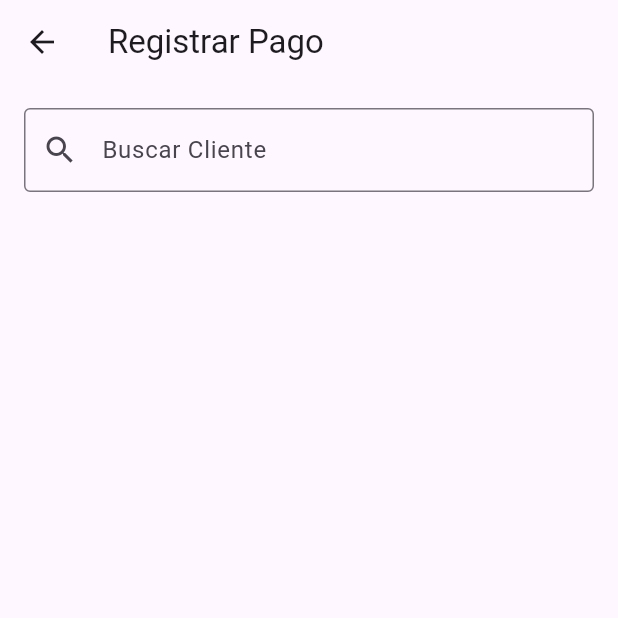
After one commit to josesiyo-robbio/magicStore, a Flutter app: the screen it shows after launch, after a tap on "Registrar Pago", on a phone screen of 412 x 824 dp, the top half of it. The commit adds this screen. Run offline on Flutter 3.47's test engine with Material 3 defaults, Android fonts, the phone set to English and light mode, and no system bars; our stand-ins replace sqflite; accounts and stored records are empty.

Commit message:
agregado pantalla para pagar deusdas

```diff
--- a/lib/screens/home_screen.dart
+++ b/lib/screens/home_screen.dart
@@ -1,10 +1,13 @@
 import 'package:celes_store_magic/screens/add_debt_screen.dart';
 import 'package:celes_store_magic/screens/client_list_screen.dart';
+import 'package:celes_store_magic/screens/register_payment_screen.dart';
 import 'package:flutter/material.dart';
 
-class HomeScreen extends StatelessWidget {
+class HomeScreen extends StatelessWidget
+{
   @override
-  Widget build(BuildContext context) {
+  Widget build(BuildContext context)
+  {
     return Scaffold(
       appBar: AppBar(
         title: Text('Inicio - Tiendita'),
@@ -39,6 +42,10 @@ class HomeScreen extends StatelessWidget {
             ElevatedButton.icon(
               onPressed: () {
                 // Navegar a la pantalla de Registrar Pago
+                  Navigator.push(
+                  context,
+                  MaterialPageRoute(builder: (context) => RegisterPaymentScreen()),
+                );
               },
               icon: Icon(Icons.payment), // Icono para Registrar Pago
               label: Text('Registrar Pago'),
--- /dev/null
+++ b/lib/screens/register_payment_screen.dart
@@ -0,0 +1,145 @@
+import 'package:celes_store_magic/providers/db_provider.dart';
+import 'package:flutter/material.dart';
+
+
+class RegisterPaymentScreen extends StatefulWidget {
+  @override
+  _RegisterPaymentScreenState createState() => _RegisterPaymentScreenState();
+}
+
+class _RegisterPaymentScreenState extends State<RegisterPaymentScreen> {
+  List<Map<String, dynamic>> clients = [];
+  List<Map<String, dynamic>> filteredClients = [];
+
+  @override
+  void initState() {
+    super.initState();
+    _loadClients();
+  }
+
+  // Cargar la lista de clientes desde la base de datos
+  void _loadClients() async {
+    final db = DBProvider();
+    List<Map<String, dynamic>> clientList = await db.database.then((db) {
+      return db.query('clientes');
+    });
+
+    setState(() {
+      clients = clientList;
+      filteredClients = clients; // Inicialmente mostrar todos los clientes
+    });
+  }
+
+  // Filtrar la lista de clientes según la búsqueda
+  void _filterClients(String searchTerm) {
+    setState(() {
+      filteredClients = clients
+          .where((client) =>
+              client["nombre"].toLowerCase().contains(searchTerm.toLowerCase()))
+          .toList();
+    });
+  }
+
+  // Mostrar el modal para registrar un pago
+  void _showRegisterPaymentDialog(int clienteId, String clientName) {
+    String paymentAmount = '';
+
+    showDialog(
+      context: context,
+      builder: (ctx) {
+        return AlertDialog(
+          title: Text('Registrar Pago para $clientName'),
+          content: Column(
+            mainAxisSize: MainAxisSize.min,
+            children: [
+              TextField(
+                decoration: InputDecoration(labelText: 'Monto del Pago'),
+                keyboardType: TextInputType.number,
+                onChanged: (value) {
+                  paymentAmount = value;
+                },
+              ),
+            ],
+          ),
+          actions: [
+            TextButton(
+              onPressed: () {
+                Navigator.of(ctx).pop();
+              },
+              child: Text('Cancelar'),
+            ),
+            ElevatedButton(
+              onPressed: () {
+                if (paymentAmount.isNotEmpty) {
+                  _registerPayment(clienteId, double.parse(paymentAmount));
+                  Navigator.of(ctx).pop();
+                }
+              },
+              child: Text('Registrar'),
+            ),
+          ],
+        );
+      },
+    );
+  }
+
+  // Método para registrar el pago en la base de datos
+  void _registerPayment(int clienteId, double amount) async {
+    final db = DBProvider();
+
+    // Insertar el pago en la tabla pagos
+    await db.database.then((db) {
+      db.insert('pagos', {
+        'cliente_id': clienteId,
+        'monto': amount,
+        'fecha': DateTime.now().toString().split(' ')[0], // Fecha actual
+      });
+    });
+
+    // Ya no es necesario actualizar manualmente la deuda_total
+    _loadClients(); // Recargar la lista de clientes después de registrar el pago
+  }
+
+  @override
+  Widget build(BuildContext context) {
+    return Scaffold(
+      appBar: AppBar(
+        title: Text('Registrar Pago'),
+      ),
+      body: Column(
+        children: [
+          Padding(
+            padding: const EdgeInsets.all(16.0),
+            child: TextField(
+              decoration: InputDecoration(
+                labelText: 'Buscar Cliente',
+                prefixIcon: Icon(Icons.search),
+                border: OutlineInputBorder(),
+              ),
+              onChanged: (value) {
+                _filterClients(value);
+              },
+            ),
+          ),
+          Expanded(
+            child: ListView.builder(
+              itemCount: filteredClients.length,
+              itemBuilder: (ctx, index) {
+                return ListTile(
+                  title: Text(filteredClients[index]['nombre']),
+                  subtitle: Text('Debe: \$${filteredClients[index]['deuda_total']}'),
+                  onTap: () {
+                    _showRegisterPaymentDialog(
+                      filteredClients[index]['id'],
+                      filteredClients[index]['nombre'],
+                    );
+                  },
+                );
+              },
+            ),
+          ),
+        ],
+      ),
+    );
+  }
+}
```
